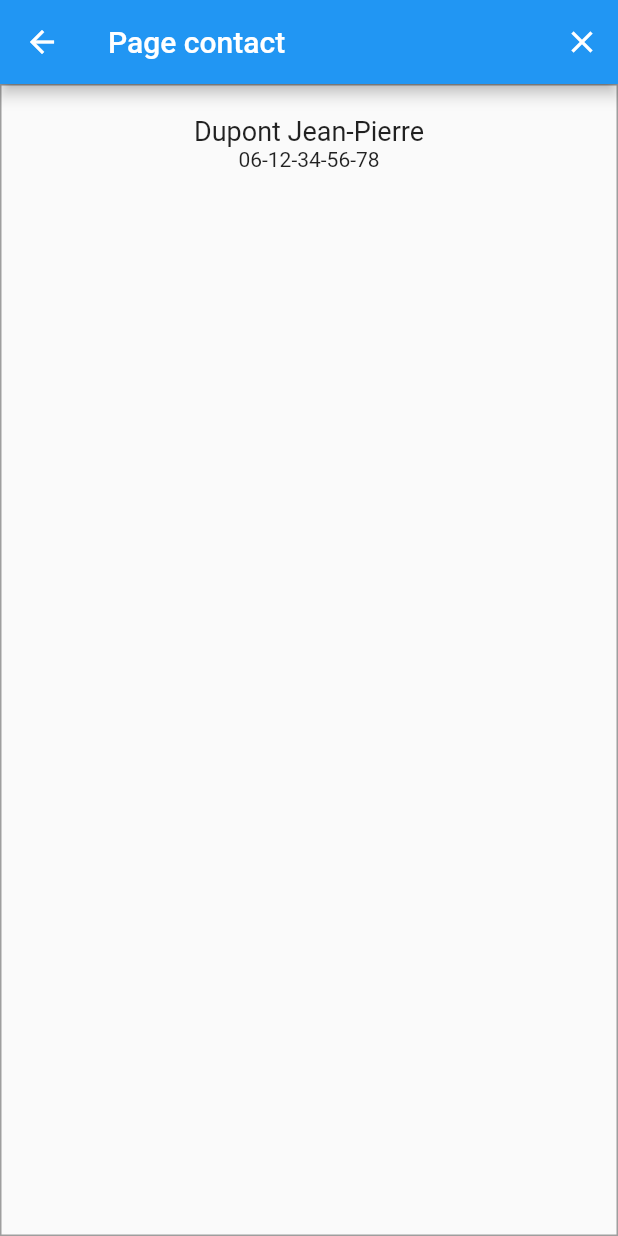
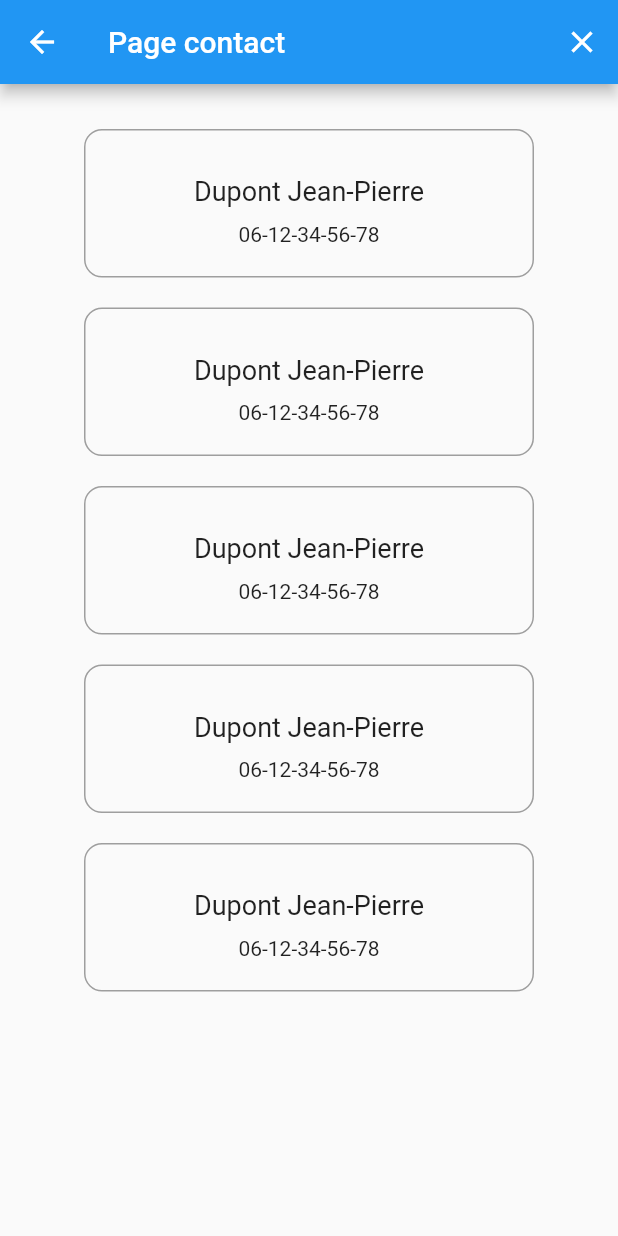
Before and after one commit to Mathilde-J/Test_MPP, a Flutter app: the PageContact screen opened directly, on a phone screen of 412 x 824 dp. Run offline on Flutter 3.47's test engine with Material 2 defaults, Android fonts, the phone set to English and light mode, and no system bars.

Commit message:
center contact cards

```diff
--- a/test_mpp/lib/main.dart
+++ b/test_mpp/lib/main.dart
@@ -137,56 +137,54 @@
       ),
       body: Container(
         padding: EdgeInsets.all(20),
-        decoration: BoxDecoration(
-          border: Border.all(
-            color: Colors.grey,
-            width: 1,
+        child: Center(
+          child: Column(
+            children: [
+              ContactCard(),
+              ContactCard(),
+              ContactCard(),
+              ContactCard(),
+              ContactCard(),
+            ],
           ),
-        ),
-        child: Column(
-          children: const <Widget>[
-            Align(
-              child: Text(
-                'Dupont Jean-Pierre',
-                style: TextStyle(fontSize: 18),
-              ),
-            ),
-            Text(
-              '06-12-34-56-78',
-              style: TextStyle(fontSize: 14),
-            )
-          ],
         ),
       ),
     );
   }
 }
 
+class ContactCard extends StatelessWidget {
+  const ContactCard({Key? key}) : super(key: key);
 
-// Container(
-//         child: Padding(
-//           padding: EdgeInsets.all(20),
-//           child: Container(
-//             decoration: BoxDecoration(
-//               border: Border.all(
-//                 color: Colors.grey,
-//                 width: 1,
-//               ),
-//             ),
-//             child: Column(
-//               children: const <Widget>[
-//                 Align(
-//                   child: Text(
-//                     'Dupont Jean-Pierre',
-//                     style: TextStyle(fontSize: 18),
-//                   ),
-//                 ),
-//                 Text(
-//                   '06-12-34-56-78',
-//                   style: TextStyle(fontSize: 14),
-//                 ),
-//               ],
-//             ),
-//           ),
-//         ),
-//       ),
+  @override
+  Widget build(BuildContext context) {
+    return Container(
+      width: 300,
+      margin: EdgeInsets.symmetric(vertical: 10),
+      decoration: BoxDecoration(
+          border: Border.all(
+            color: Colors.grey,
+            width: 1,
+          ),
+          borderRadius: BorderRadius.circular(12)),
+      padding: EdgeInsets.all(20),
+      child: Column(
+        children: const <Widget>[
+          Align(
+            child: Padding(
+              padding: EdgeInsets.symmetric(vertical: 10),
+              child: Text(
+                'Dupont Jean-Pierre',
+                style: TextStyle(fontSize: 18),
+              ),
+            ),
+          ),
+          Text(
+            '06-12-34-56-78',
+            style: TextStyle(fontSize: 14),
+          ),
+        ],
+      ),
+    );
+  }
+}
```
